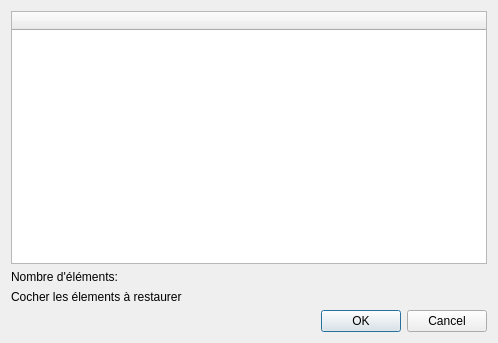
Before: the Qt Designer form src/ui/dialogs/collection_problems.ui in seigneurfuo/MyAnimeManager3, drawn with Qt 5.
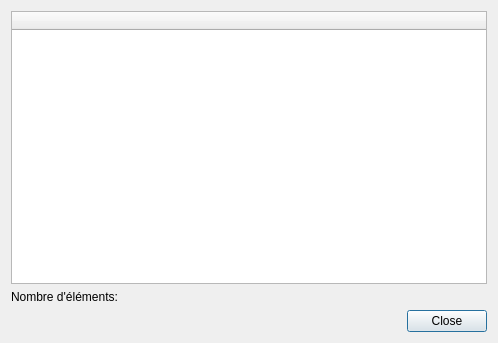
After: the same form once the commit is applied.

Commit message: Commit de l'interface qui liste les problèmes d'une collection.

```diff
--- a/src/ui/dialogs/collection_problems.ui
+++ b/src/ui/dialogs/collection_problems.ui
@@ -45,20 +45,13 @@
      </property>
     </widget>
    </item>
-   <item>
-    <widget class="QLabel" name="label_2">
-     <property name="text">
-      <string>Cocher les élements à restaurer</string>
-     </property>
-    </widget>
-   </item>
    <item>
     <widget class="QDialogButtonBox" name="buttonBox">
      <property name="orientation">
       <enum>Qt::Horizontal</enum>
      </property>
      <property name="standardButtons">
-      <set>QDialogButtonBox::Cancel|QDialogButtonBox::Ok</set>
+      <set>QDialogButtonBox::Close</set>
      </property>
     </widget>
    </item>
```
Left out of the diff: 6 changed lines with no effect on the pictures.
